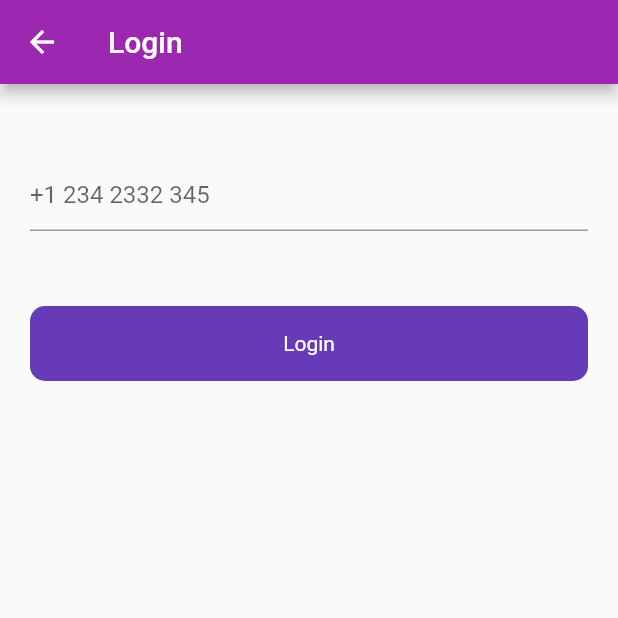
After one commit to sumitmishra0/flutter_firebase_auth_app, a Flutter app: the screen it shows after launch, after a tap on "Login", after a tap on "Login with phone", on a phone screen of 412 x 824 dp, the top half of it. The commit adds this screen. Run offline on Flutter 3.47's test engine with Material 2 defaults, Android fonts, the phone set to English and light mode, and no system bars; our stand-ins replace firebase_auth, firebase_core, fluttertoast; accounts and stored records are empty.

Commit message:
added login flow through phone number and otp verification

```diff
--- a/lib/ui/auth/login_screen.dart
+++ b/lib/ui/auth/login_screen.dart
@@ -1,5 +1,6 @@
 import 'package:flutter/material.dart';
 import 'package:flutter/services.dart';
+import 'package:flutter_application_1/ui/auth/login_with_phone_number.dart';
 import 'package:flutter_application_1/ui/auth/post/post_screen.dart';
 import 'package:flutter_application_1/ui/auth/signup_screen.dart';
 import 'package:flutter_application_1/utils/utils.dart';
@@ -36,13 +37,15 @@ class _LoginScreenState extends State<LoginScreen> {
       final value = await _auth.signInWithEmailAndPassword(
           email: emailController.text.toString(),
           password: passwordController.text.toString());
-       if(value.user != null && value.user!.email != null && value.user!.email != '' ){
+      if (value.user != null &&
+          value.user!.email != null &&
+          value.user!.email != '') {
         Utils().toastMessage(value.user!.email.toString());
         setState(() {
           isLoading = false;
         });
-       Navigator.push(context, MaterialPageRoute(builder: (context) => PostScreen()));
-
+        Navigator.push(
+            context, MaterialPageRoute(builder: (context) => PostScreen()));
       }
     } on FirebaseAuthException catch (error) {
       debugPrint("Error in FirebaseAuthException login : ${error} ");
@@ -146,6 +149,32 @@ class _LoginScreenState extends State<LoginScreen> {
                       },
                       child: Text('SignUp')),
                 ],
+              ),
+              SizedBox(
+                height: 30,
+              ),
+              InkWell(
+                onTap: () {
+                  Navigator.push(
+                      context,
+                      MaterialPageRoute(
+                        builder: (context) => LoginWithPhoneNumber(),
+                      ));
+                },
+                child: Container(
+                  height: 50,
+                  child: Center(
+                      child: Text(
+                    "Login with phone",
+                    style: TextStyle(
+                      fontSize: 16,
+                    ),
+                  )),
+                  decoration: BoxDecoration(
+                    borderRadius: BorderRadius.circular(50),
+                    border: Border.all(color: Colors.black),
+                  ),
+                ),
               )
             ],
           ),
--- /dev/null
+++ b/lib/ui/auth/login_with_phone_number.dart
@@ -0,0 +1,85 @@
+import 'package:firebase_auth/firebase_auth.dart';
+import 'package:flutter/material.dart';
+import 'package:flutter_application_1/ui/auth/verify_code_screen.dart';
+import 'package:flutter_application_1/utils/utils.dart';
+import 'package:flutter_application_1/widgets/round_button.dart';
+
+class LoginWithPhoneNumber extends StatefulWidget {
+  const LoginWithPhoneNumber({super.key});
+
+  @override
+  State<LoginWithPhoneNumber> createState() => _LoginWithPhoneNumberState();
+}
+
+class _LoginWithPhoneNumberState extends State<LoginWithPhoneNumber> {
+  final phoneNumberController = TextEditingController();
+  final _auth = FirebaseAuth.instance;
+  bool isLoading = false;
+
+  Future<void> loginWithPhoneNumber() async {
+    setState(() {
+      isLoading = true;
+    });
+    _auth.verifyPhoneNumber(
+        phoneNumber: phoneNumberController.text,
+        verificationCompleted: (_) {
+          setState(() {
+            isLoading = false;
+          });
+        },
+        codeSent: (String verificationId, int? token) {
+          setState(() {
+            isLoading = false;
+          });
+          Navigator.push(
+              context,
+              MaterialPageRoute(
+                  builder: (context) =>
+                      VerifyCodeScreen(verificationId: verificationId)));
+        },
+        verificationFailed: (error) {
+          setState(() {
+            isLoading = false;
+          });
+        },
+        codeAutoRetrievalTimeout: (e) {
+          Utils().toastMessage(e.toString());
+          setState(() {
+            isLoading = false;
+          });
+        });
+  }
+
+  @override
+  Widget build(BuildContext context) {
+    return Scaffold(
+      appBar: AppBar(
+        title: Text('Login'),
+      ),
+      body: Padding(
+        padding: const EdgeInsets.symmetric(horizontal: 20.0),
+        child: Column(
+          children: [
+            SizedBox(
+              height: 50,
+            ),
+            TextFormField(
+              controller: phoneNumberController,
+              keyboardType: TextInputType.number,
+              decoration: InputDecoration(hintText: '+1 234 2332 345'),
+            ),
+            SizedBox(
+              height: 50,
+            ),
+            RoundButton(
+                title: 'Login',
+                isLoading: isLoading,
+                onTap: () async {
+                  await loginWithPhoneNumber();
+                })
+          ],
+        ),
+      ),
+    );
+  }
+}
```
Also changed, not shown: lib/ui/auth/verify_code_screen.dart (added, +72 -0 lines), 3 other files. Lines whose indentation alone changed are shown as unchanged.
